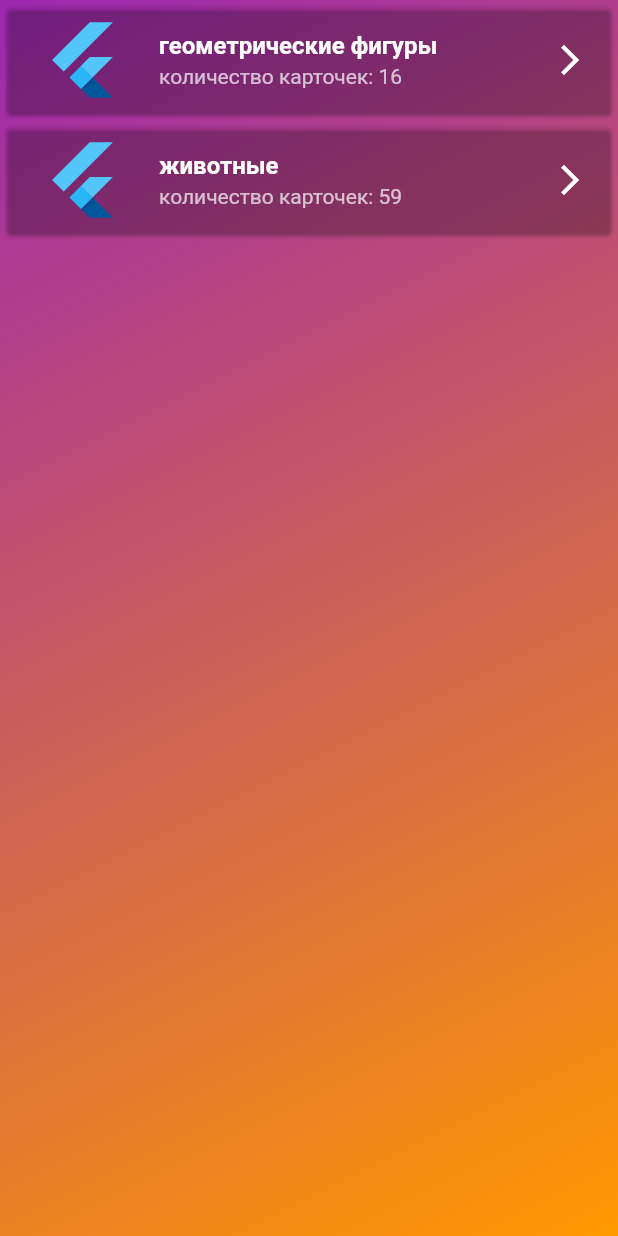
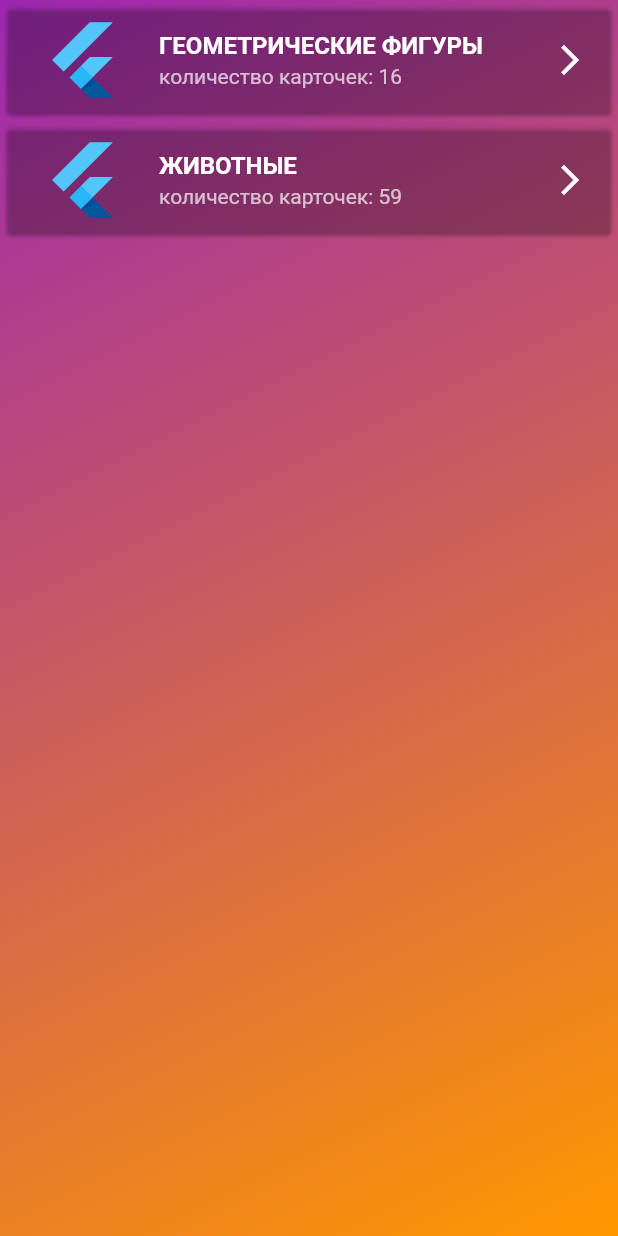
Before and after one commit to Shulika619/doman_flash_cards, a Flutter app: the screen it shows after launch, on a phone screen of 412 x 824 dp. Run offline on Flutter 3.47's test engine with Material 2 defaults, Android fonts, the light colour scheme and no system bars.

Commit message:
minor update

```diff
--- a/lib/const.dart
+++ b/lib/const.dart
@@ -9,4 +9,4 @@
         end: Alignment.bottomRight,
         colors: [Colors.purple, Colors.orange]));
 
-        const kTextBold = TextStyle(color: Colors.white, fontWeight: FontWeight.bold);
+const kTextBold = TextStyle(color: Colors.white, fontWeight: FontWeight.bold);
--- a/lib/pages/main_page.dart
+++ b/lib/pages/main_page.dart
@@ -26,7 +26,7 @@
                         Navigator.push(
                             context, MaterialPageRoute(builder: (context) => SelectedCategory(indexCategory: index)));
                       },
-                      title: Text(CategoryList.items[index].name,
+                      title: Text(CategoryList.items[index].name.toUpperCase(),
                           style: kTextBold),
                       subtitle: Text(
                           'количество карточек: ${CategoryList.items[index].imgList.length}'),
--- a/lib/pages/selected_category.dart
+++ b/lib/pages/selected_category.dart
@@ -10,7 +10,8 @@
 
   @override
   Widget build(BuildContext context) {
-    String categoryName = CategoryList.items[indexCategory].name;
+    final categoryName = CategoryList.items[indexCategory].name;
+    final categoryItems = CategoryList.items[indexCategory].imgList;
 
     return Scaffold(
       extendBodyBehindAppBar: true,
@@ -24,6 +25,7 @@
         decoration: kGradientBoxDecoration,
         child: SafeArea(
           child: GridView.builder(
+            key: PageStorageKey<String>('gridPage'),
             itemCount: CategoryList.items[indexCategory].imgList.length,
             gridDelegate: const SliverGridDelegateWithFixedCrossAxisCount(
               crossAxisCount: 2,
@@ -36,7 +38,7 @@
                 child: ClipRRect(
                   borderRadius: BorderRadius.circular(15.0),
                   child: Image.asset(
-                    'assets/$categoryName/${CategoryList.items[indexCategory].imgList[index]}.jpg', // TODO
+                    'assets/$categoryName/${categoryItems[index]}.jpg', // TODO
                     fit: BoxFit.cover,
                   ),
                 ),
```
